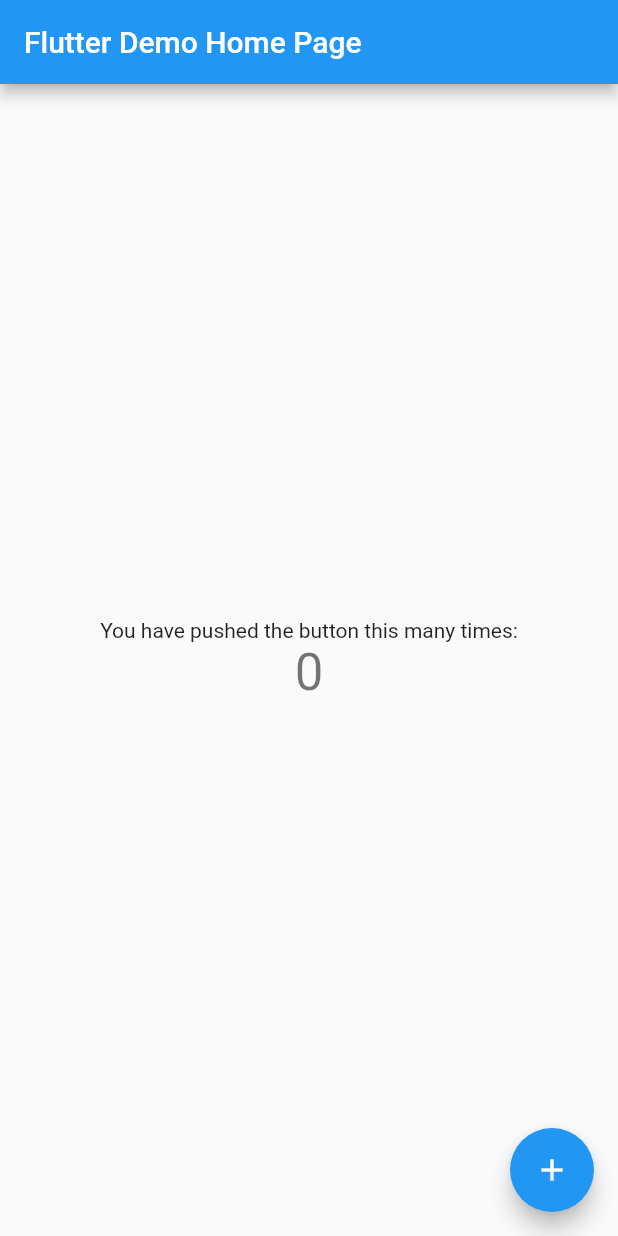
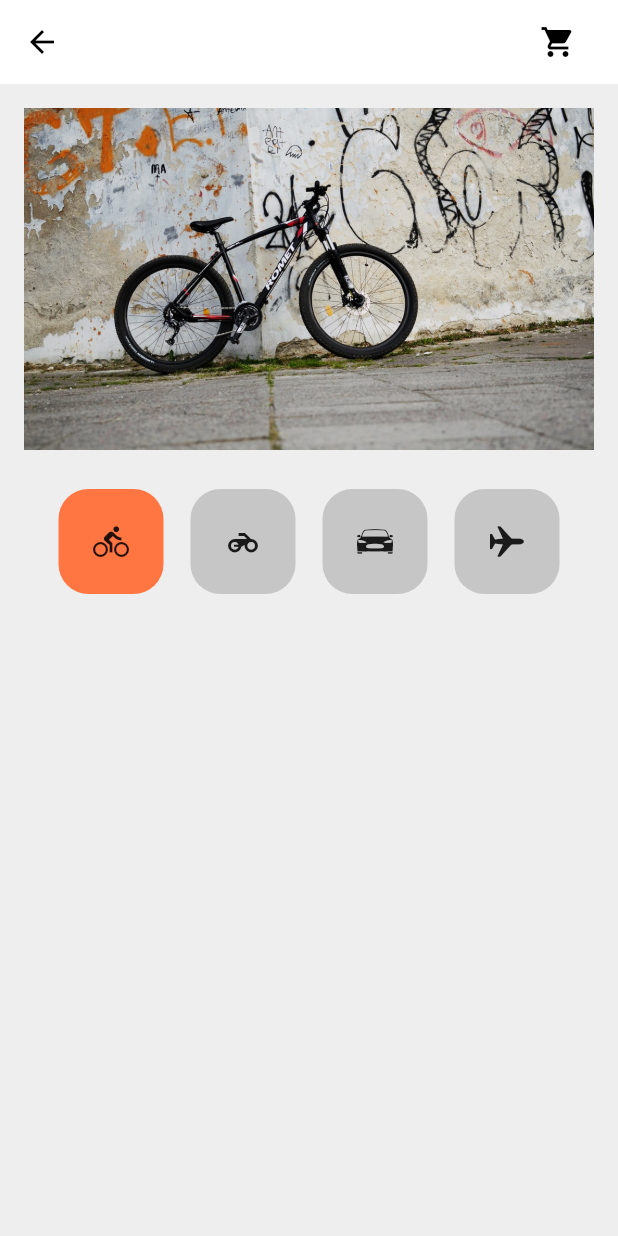
Before and after one commit to codewhite7777/flutter_ui_clone_01, a Flutter app: the screen it shows after launch, on a phone screen of 412 x 824 dp. Run offline on Flutter 3.47's test engine with Material 2 defaults, Android fonts, the phone set to English and light mode, and no system bars; our stand-ins replace flutter_svg.

Commit message:
feat: shopping cart header

```diff
--- /dev/null
+++ b/flutter_shoppingcart/lib/components/shoppingcart_detail.dart
@@ -0,0 +1,10 @@
+import 'package:flutter/material.dart';
+
+class ShoppingCartDetail extends StatelessWidget {
+  const ShoppingCartDetail({Key? key}) : super(key: key);
+
+  @override
+  Widget build(BuildContext context) {
+    return SizedBox();
+  }
+}
--- /dev/null
+++ b/flutter_shoppingcart/lib/components/shoppingcart_header.dart
@@ -0,0 +1,77 @@
+import 'package:flutter/cupertino.dart';
+import 'package:flutter/material.dart';
+import 'package:flutter_shoppingcart/constants.dart';
+
+class ShoppingCartHeader extends StatefulWidget {
+  const ShoppingCartHeader({Key? key}) : super(key: key);
+
+  @override
+  State<ShoppingCartHeader> createState() => _ShoppingCartHeaderState();
+}
+
+class _ShoppingCartHeaderState extends State<ShoppingCartHeader> {
+  int selectedId = 0;
+  List<String> selectedPic = [
+    'asset/images/p1.jpeg',
+    'asset/images/p2.jpeg',
+    'asset/images/p3.jpeg',
+    'asset/images/p4.jpeg',
+  ];
+
+  @override
+  Widget build(BuildContext context) {
+    return Column(
+      children: [
+        _buildHeaderPic(),
+        _buildHeaderSelector(),
+      ],
+    );
+  }
+
+  Widget _buildHeaderPic() {
+    return Padding(
+      padding: const EdgeInsets.all(16.0),
+      child: AspectRatio(
+        aspectRatio: 5 / 3,
+        child: Image.asset(
+          selectedPic[selectedId],
+          fit: BoxFit.cover,
+        ),
+      ),
+    );
+  }
+
+  Widget _buildHeaderSelector() {
+    return Padding(
+      padding: EdgeInsets.only(left: 30, right: 30, top: 10, bottom: 30),
+      child: Row(
+        mainAxisAlignment: MainAxisAlignment.spaceAround,
+        children: [
+          _buildHeaderSelectorButton(0, Icons.directions_bike),
+          _buildHeaderSelectorButton(1, Icons.motorcycle),
+          _buildHeaderSelectorButton(2, CupertinoIcons.car_detailed),
+          _buildHeaderSelectorButton(3, CupertinoIcons.airplane),
+        ],
+      ),
+    );
+  }
+
+  Widget _buildHeaderSelectorButton(int id, IconData mIcon) {
+    return Container(
+      width: 70,
+      height: 70,
+      decoration: BoxDecoration(
+        color: id == selectedId ? kAccentColor : kSecondaryColor,
+        borderRadius: BorderRadius.circular(20),
+      ),
+      child: IconButton(
+        onPressed: () {
+          setState(() {
+            selectedId = id;
+          });
+        },
+        icon: Icon(mIcon),
+      ),
+    );
+  }
+}
--- a/flutter_shoppingcart/lib/constants.dart
+++ b/flutter_shoppingcart/lib/constants.dart
@@ -0,0 +1,5 @@
+import 'package:flutter/material.dart';
+
+const kPrimaryColor = Color(0xFFeeeeee);
+const kSecondaryColor = Color(0xFFc6c6c6);
+const kAccentColor = Color(0xFFff7643);
--- a/flutter_shoppingcart/lib/main.dart
+++ b/flutter_shoppingcart/lib/main.dart
@@ -1,115 +1,58 @@
 import 'package:flutter/material.dart';
+import 'package:flutter_shoppingcart/components/shoppingcart_detail.dart';
+import 'package:flutter_shoppingcart/components/shoppingcart_header.dart';
+import 'package:flutter_shoppingcart/theme.dart';
 
 void main() {
   runApp(const MyApp());
 }
 
 class MyApp extends StatelessWidget {
-  const MyApp({super.key});
+  const MyApp({Key? key}) : super(key: key);
 
-  // This widget is the root of your application.
   @override
   Widget build(BuildContext context) {
     return MaterialApp(
-      title: 'Flutter Demo',
-      theme: ThemeData(
-        // This is the theme of your application.
-        //
-        // Try running your application with "flutter run". You'll see the
-        // application has a blue toolbar. Then, without quitting the app, try
-        // changing the primarySwatch below to Colors.green and then invoke
-        // "hot reload" (press "r" in the console where you ran "flutter run",
-        // or simply save your changes to "hot reload" in a Flutter IDE).
-        // Notice that the counter didn't reset back to zero; the application
-        // is not restarted.
-        primarySwatch: Colors.blue,
-      ),
-      home: const MyHomePage(title: 'Flutter Demo Home Page'),
+      theme: theme(),
+      home: ShoppingCartPage(),
     );
   }
 }
 
-class MyHomePage extends StatefulWidget {
-  const MyHomePage({super.key, required this.title});
-
-  // This widget is the home page of your application. It is stateful, meaning
-  // that it has a State object (defined below) that contains fields that affect
-  // how it looks.
-
-  // This class is the configuration for the state. It holds the values (in this
-  // case the title) provided by the parent (in this case the App widget) and
-  // used by the build method of the State. Fields in a Widget subclass are
-  // always marked "final".
-
-  final String title;
-
-  @override
-  State<MyHomePage> createState() => _MyHomePageState();
-}
-
-class _MyHomePageState extends State<MyHomePage> {
-  int _counter = 0;
-
-  void _incrementCounter() {
-    setState(() {
-      // This call to setState tells the Flutter framework that something has
-      // changed in this State, which causes it to rerun the build method below
-      // so that the display can reflect the updated values. If we changed
-      // _counter without calling setState(), then the build method would not be
-      // called again, and so nothing would appear to happen.
-      _counter++;
-    });
-  }
+class ShoppingCartPage extends StatelessWidget {
+  const ShoppingCartPage({Key? key}) : super(key: key);
 
   @override
   Widget build(BuildContext context) {
-    // This method is rerun every time setState is called, for instance as done
-    // by the _incrementCounter method above.
-    //
-    // The Flutter framework has been optimized to make rerunning build methods
-    // fast, so that you can just rebuild anything that needs updating rather
-    // than having to individually change instances of widgets.
     return Scaffold(
-      appBar: AppBar(
-        // Here we take the value from the MyHomePage object that was created by
-        // the App.build method, and use it to set our appbar title.
-        title: Text(widget.title),
+      appBar: _buildAppBar(),
+      body: Column(
+        children: [
+          ShoppingCartHeader(),
+          ShoppingCartDetail(),
+        ],
       ),
-      body: Center(
-        // Center is a layout widget. It takes a single child and positions it
-        // in the middle of the parent.
-        child: Column(
-          // Column is also a layout widget. It takes a list of children and
-          // arranges them vertically. By default, it sizes itself to fit its
-          // children horizontally, and tries to be as tall as its parent.
-          //
-          // Invoke "debug painting" (press "p" in the console, choose the
-          // "Toggle Debug Paint" action from the Flutter Inspector in Android
-          // Studio, or the "Toggle Debug Paint" command in Visual Studio Code)
-          // to see the wireframe for each widget.
-          //
-          // Column has various properties to control how it sizes itself and
-          // how it positions its children. Here we use mainAxisAlignment to
-          // center the children vertically; the main axis here is the vertical
-          // axis because Columns are vertical (the cross axis would be
-          // horizontal).
-          mainAxisAlignment: MainAxisAlignment.center,
-          children: <Widget>[
-            const Text(
-              'You have pushed the button this many times:',
-            ),
-            Text(
-              '$_counter',
-              style: Theme.of(context).textTheme.headline4,
-            ),
-          ],
+    );
+  }
+
+  AppBar _buildAppBar() {
+    return AppBar(
+      elevation: 0.0,
+      leading: IconButton(
+        icon: Icon(
+          Icons.arrow_back,
         ),
+        onPressed: () {},
       ),
-      floatingActionButton: FloatingActionButton(
-        onPressed: _incrementCounter,
-        tooltip: 'Increment',
-        child: const Icon(Icons.add),
-      ), // This trailing comma makes auto-formatting nicer for build methods.
+      actions: [
+        IconButton(
+          onPressed: () {},
+          icon: Icon(Icons.shopping_cart),
+        ),
+        SizedBox(
+          width: 16,
+        ),
+      ],
     );
   }
 }
--- a/flutter_shoppingcart/lib/theme.dart
+++ b/flutter_shoppingcart/lib/theme.dart
@@ -0,0 +1,15 @@
+import 'package:flutter/material.dart';
+import 'package:flutter_shoppingcart/constants.dart';
+
+ThemeData theme() {
+  return ThemeData(
+    primaryColor: kPrimaryColor,
+    scaffoldBackgroundColor: kPrimaryColor,
+    appBarTheme: AppBarTheme(
+      backgroundColor: Colors.white,
+      iconTheme: IconThemeData(
+        color: Colors.black,
+      ),
+    ),
+  );
+}
```
